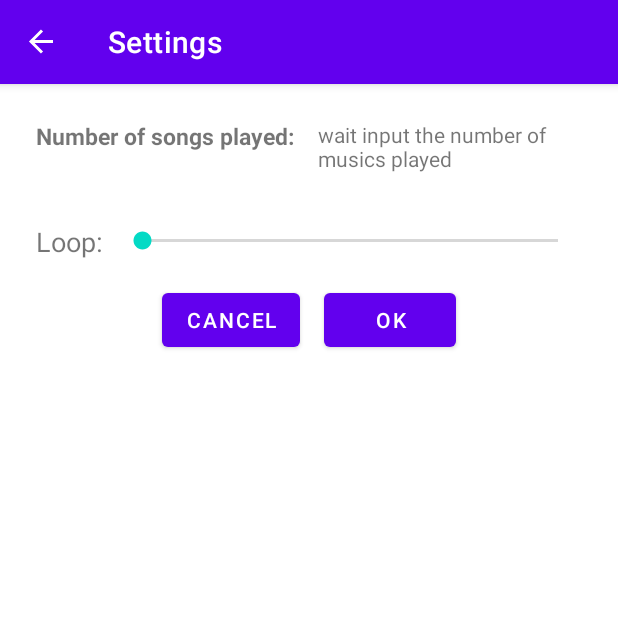
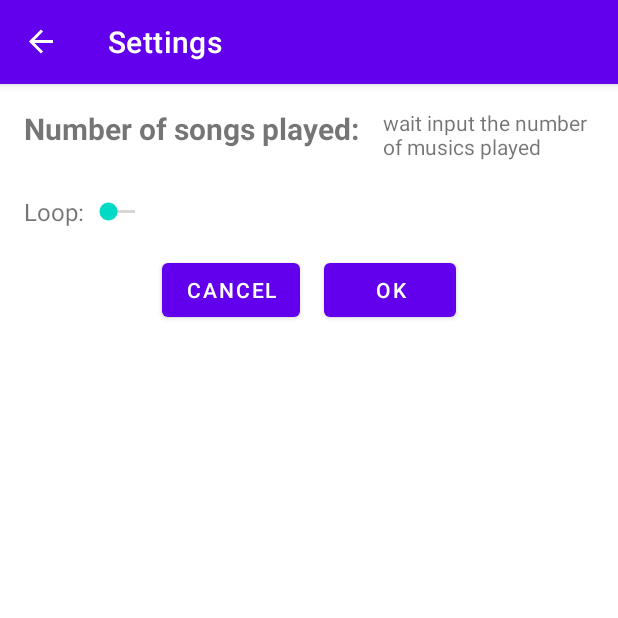
Before and after one commit to xsongUT/AP_HW3_Xi, an Android app: the SettingsFragment screen opened through its navigation route, on a phone screen of 412 x 824 dp, the top half of it. Run offline under Robolectric (Android 15) with nearby library versions, the phone set to English and light mode, and no system bars; our stand-ins replace navigation-ui.

Commit message:
finish setting_xml

```diff
--- a/Musicplayer/app/src/main/res/layout/settings_fragment.xml
+++ b/Musicplayer/app/src/main/res/layout/settings_fragment.xml
@@ -16,7 +16,8 @@
         android:layout_width="match_parent"
         android:layout_height="wrap_content"
         android:orientation="horizontal"
-        android:layout_margin="8dp">
+        android:layout_margin="8dp"
+        >
 
         <TextView
             android:id="@+id/tv_music_played"
@@ -24,9 +25,9 @@
             android:layout_height="match_parent"
             android:text="Number of songs played:"
             android:textStyle="bold"
-            android:textSize="15sp"
-            android:layout_marginStart="16dp"
-            android:layout_margin="8dp"/>
+            android:textSize="20sp"
+
+           />
 
         <TextView
             android:id="@+id/count_music_played"
@@ -34,21 +35,22 @@
             android:layout_height="match_parent"
             android:text="wait input the number of musics played"
             android:layout_marginStart="16dp"
-            android:layout_margin="8dp"/>
+            />
     </LinearLayout>
     <?xml version="1.0" encoding="utf-8"?>
     <LinearLayout
         android:layout_width="match_parent"
         android:layout_height="wrap_content"
         android:orientation="vertical"
-        android:padding="16dp">
+        android:layout_margin="8dp">
 
         <!-- First Row: Loop Setting -->
         <LinearLayout
             android:layout_width="match_parent"
             android:layout_height="wrap_content"
             android:orientation="horizontal"
-            android:gravity="center_vertical">
+            android:gravity="center_vertical"
+            >
 
             <!-- TextView for Loop Label -->
             <TextView
@@ -56,17 +58,21 @@
                 android:layout_width="wrap_content"
                 android:layout_height="wrap_content"
                 android:text="Loop:"
-                android:textSize="18sp"
-                android:layout_marginEnd="10dp"/>
+                android:textSize="16sp"
+                />
 
             <!-- SeekBar for Loop Toggle -->
             <SeekBar
                 android:id="@+id/loop_seekbar"
-                android:layout_width="10dp"
+                android:layout_width="50dp"
                 android:layout_height="24dp"
-                android:layout_weight="1"
                 android:max="1"
                 android:progress="0" />
+            <!-- Empty space (no view, just for separation) -->
+            <View
+                android:layout_width="0dp"
+                android:layout_height="match_parent"
+                android:layout_weight="1" />
         </LinearLayout>
 
         <!-- Second Row: Buttons -->
```
